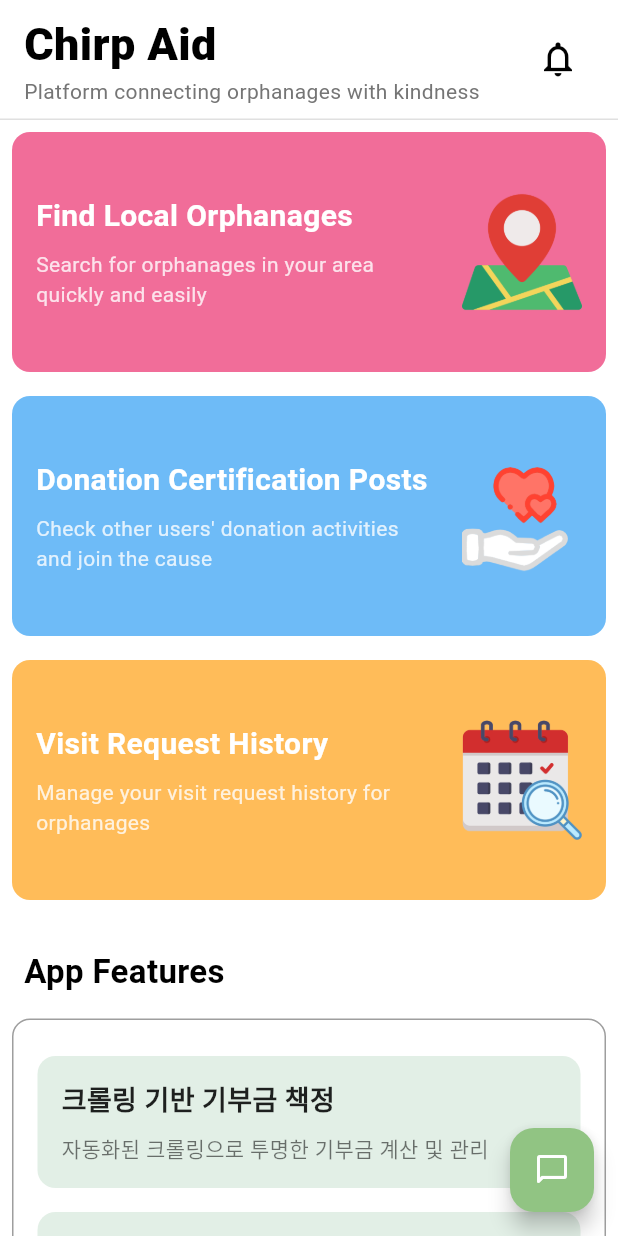
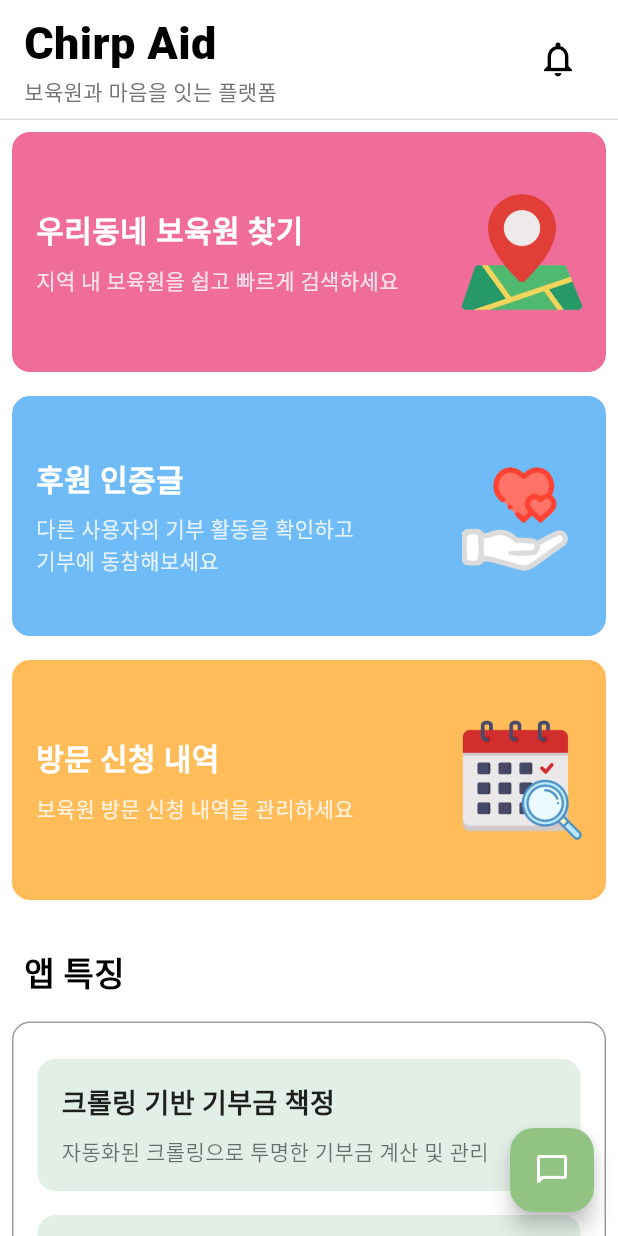
Before and after one commit to Chirp-Aid/chrip_aid_Front_ver2, a Flutter app: the UserHomeScreen screen opened directly, on a phone screen of 412 x 824 dp. Run offline on Flutter 3.47's test engine with Material 3 defaults, Android fonts, the light colour scheme and no system bars; our stand-ins replace card_swiper, dio, firebase_core, firebase_messaging, flutter_dotenv, flutter_local_notifications and 13 more; missing offline and left inert: android_intent_plus, aws_s3_upload, flutter_sliding_up_panel, google_api_headers, google_geocoding, google_maps_flutter_android and 3 more; accounts and stored records are empty; generated files the repository leaves out were written again; network calls fail.

Commit message:
Revert "✨영문 설정 및 이미지 추가"
This reverts commit 2c3e2ec89c3aa61e0303bb46abaf4424956ad657.

```diff
--- a/lib/common/component/custom_app_bar.dart
+++ b/lib/common/component/custom_app_bar.dart
@@ -37,7 +37,7 @@ class CustomAppBar extends ConsumerWidget {
                 ),
               ),
               Text(
-                "Platform connecting orphanages with kindness",
+                "보육원과 마음을 잇는 플랫폼",
                 style: TextStyle(
                   color: Colors.grey[600],
                   fontSize: 14.0,
--- a/lib/home/view/orphanage_home_screen.dart
+++ b/lib/home/view/orphanage_home_screen.dart
@@ -36,8 +36,8 @@ class OrphanageHomeScreen extends TabScreen {
                     children: [
                       const SizedBox(height: kPaddingLargeSize),
                       CustomImageCategoryCard(
-                        title: "Orphanage Management",
-                        subtitle: "Manage orphanage reservations and donation information",
+                        title: "보육원 관리",
+                        subtitle: "보육원의 예약 및 후원 정보를 관리하세요",
                         imagePath: "assets/image/pin.png", // 아이콘 경로
                         backgroundColor: Colors.green.withOpacity(0.65), // 배경색
                         textColor: Colors.white,
@@ -47,8 +47,8 @@ class OrphanageHomeScreen extends TabScreen {
                       ),
                       const SizedBox(height: kPaddingMiddleSize),
                       CustomImageCategoryCard(
-                        title: "Donation Certification Management",
-                        subtitle: "Manage donation certification posts of the orphanage",
+                        title: "후원 인증글 관리",
+                        subtitle: "보육원의 후원 인증글을 관리하세요",
                         imagePath: "assets/image/giving.png", // 아이콘 경로
                         backgroundColor: Colors.blue.withOpacity(0.65), // 배경색
                         textColor: Colors.white,
@@ -58,8 +58,8 @@ class OrphanageHomeScreen extends TabScreen {
                       ),
                       const SizedBox(height: kPaddingMiddleSize),
                       CustomImageCategoryCard(
-                        title: "Visit Request Management",
-                        subtitle: "Manage visit request history for the orphanage",
+                        title: "방문 신청 관리",
+                        subtitle: "보육원 방문 신청 내역을 관리하세요",
                         imagePath: "assets/image/calendar.png", // 아이콘 경로
                         backgroundColor: Colors.orange.withOpacity(0.65), // 배경색
                         textColor: Colors.white,
@@ -71,7 +71,7 @@ class OrphanageHomeScreen extends TabScreen {
                       const Padding(
                         padding: EdgeInsets.symmetric(horizontal: 8.0),
                         child: Text(
-                          "App Features",
+                          "앱 특징",
                           style: TextStyle(
                             fontSize: 22.0,
                             fontWeight: FontWeight.bold,
@@ -95,15 +95,15 @@ class OrphanageHomeScreen extends TabScreen {
                           child: Column(
                             children: [
                               CustomDescriptionCard(
-                                title: "Efficient Reservation Management",
-                                description: "Easily view and manage orphanage reservation history",
+                                title: "효율적인 예약 관리",
+                                description: "보육원 예약 내역을 간편하게 확인하고 관리하세요",
                                 onTap: () {
                                   print("첫 번째 설명 클릭됨");
                                 },
                               ),
                               CustomDescriptionCard(
-                                title: "Transparent Donation Certification",
-                                description: "Manage donation certifications transparently and communicate with users",
+                                title: "투명한 후원 인증",
+                                description: "투명하게 후원 인증을 관리하고 사용자와 소통하세요",
                                 onTap: () {
                                   print("두 번째 설명 클릭됨");
                                 },
--- a/lib/home/view/user_home_screen.dart
+++ b/lib/home/view/user_home_screen.dart
@@ -33,8 +33,8 @@ class UserHomeScreen extends TabScreen {
                     crossAxisAlignment: CrossAxisAlignment.start, // 앱 특징 왼쪽 정렬
                     children: [
                       CustomImageCategoryCard(
-                        title: "Find Local Orphanages",
-                        subtitle: "Search for orphanages in your area quickly and easily",
+                        title: "우리동네 보육원 찾기",
+                        subtitle: "지역 내 보육원을 쉽고 빠르게 검색하세요",
                         imagePath: "assets/image/pin.png", // 아이콘 경로
                         backgroundColor: Colors.pink.withOpacity(0.65), // 배경색
                         textColor: Colors.white,
@@ -44,8 +44,8 @@ class UserHomeScreen extends TabScreen {
                       ),
                       const SizedBox(height: kPaddingMiddleSize),
                       CustomImageCategoryCard(
-                        title: "Donation Certification Posts",
-                        subtitle: "Check other users' donation activities\nand join the cause",
+                        title: "후원 인증글",
+                        subtitle: "다른 사용자의 기부 활동을 확인하고\n기부에 동참해보세요",
                         imagePath: "assets/image/giving.png", // 아이콘 경로
                         backgroundColor: Colors.blue.withOpacity(0.65), // 배경색
                         textColor: Colors.white,
@@ -55,8 +55,8 @@ class UserHomeScreen extends TabScreen {
                       ),
                       const SizedBox(height: kPaddingMiddleSize),
                       CustomImageCategoryCard(
-                        title: "Visit Request History",
-                        subtitle: "Manage your visit request history for orphanages",
+                        title: "방문 신청 내역",
+                        subtitle: "보육원 방문 신청 내역을 관리하세요",
                         imagePath: "assets/image/calendar.png", // 아이콘 경로
                         backgroundColor: Colors.orange.withOpacity(0.65), // 배경색
                         textColor: Colors.white,
@@ -69,7 +69,7 @@ class UserHomeScreen extends TabScreen {
                       const Padding(
                         padding: EdgeInsets.symmetric(horizontal: 8.0),
                         child: Text(
-                          "App Features",
+                          "앱 특징",
                           style: TextStyle(
                             fontSize: 22.0,
                             fontWeight: FontWeight.bold,
--- a/lib/orphanage/view/orphanage_map_screen.dart
+++ b/lib/orphanage/view/orphanage_map_screen.dart
@@ -164,7 +164,7 @@ class _SlidingUpPanel extends ConsumerWidget {
   Widget build(BuildContext context, WidgetRef ref) {
     final viewModel = ref.watch(orphanageSearchViewModelProvider);
     return SlidingUpPanelWidget(
-      anchor: 0.48,
+      anchor: 0.43,
       elevation: 8.0,
       controlHeight: kPaddingSmallSize + kPaddingLargeSize + 5,
       panelController: viewModel.panelController,
--- a/lib/root_tab/viewmodel/root_tab_viewmodel.dart
+++ b/lib/root_tab/viewmodel/root_tab_viewmodel.dart
@@ -28,24 +28,24 @@ class RootTabViewModel {
     switch (authorityState.value!) {
       case AuthorityType.user:
         return const [
-          TabInfo(UserHomeScreen(), icon: Icons.home, label: 'Home'),
-          TabInfo(OrphanageMapScreen(), icon: Icons.map, label: 'Search'),
-          TabInfo(UserPostScreen(), icon: Icons.volunteer_activism, label: 'Posts'),
-          TabInfo(UserReservationScreen(), icon: Icons.history, label: 'History'),
-          TabInfo(UserInfoScreen(), icon: Icons.person, label: 'Profile'),
+          TabInfo(UserHomeScreen(), icon: Icons.home, label: '메인페이지'),
+          TabInfo(OrphanageMapScreen(), icon: Icons.map, label: '보육원 검색'),
+          TabInfo(UserPostScreen(), icon: Icons.volunteer_activism, label: '인증글 확인'),
+          TabInfo(UserReservationScreen(), icon: Icons.history, label: '신청 내역'),
+          TabInfo(UserInfoScreen(), icon: Icons.person, label: '마이페이지'),
         ];
       case AuthorityType.orphanage:
         return const [
-          TabInfo(OrphanageHomeScreen(), icon: Icons.home, label: 'Home'),
-          TabInfo(OrphanageManagementScreen(), icon: Icons.map, label: 'Manage'),
-          TabInfo(OrphanagePostScreen(), icon: Icons.volunteer_activism, label: 'Posts'),
-          TabInfo(OrphanageReservationScreen(), icon: Icons.history, label: 'Requests'),
-          TabInfo(OrphanageMemberInfoScreen(), icon: Icons.person, label: 'Profile'),
+          TabInfo(OrphanageHomeScreen(), icon: Icons.home, label: '메인페이지'),
+          TabInfo(OrphanageManagementScreen(), icon: Icons.map, label: '보육원 관리'),
+          TabInfo(OrphanagePostScreen(), icon: Icons.volunteer_activism, label: '인증글 작성'),
+          TabInfo(OrphanageReservationScreen(), icon: Icons.history, label: '신청 관리'),
+          TabInfo(OrphanageMemberInfoScreen(), icon: Icons.person, label: '마이페이지'),
         ];
       case AuthorityType.admin:
         return const [
-          TabInfo(AdminHomeScreen(), icon: Icons.home, label: 'Settings'),
-          TabInfo(UserInfoScreen(), icon: Icons.person, label: 'Profile'),
+          TabInfo(AdminHomeScreen(), icon: Icons.home, label: '예약 설정'),
+          TabInfo(UserInfoScreen(), icon: Icons.person, label: '마이페이지'),
         ];
     }
   }
```
Also changed, not shown: assets/image/account.png (deleted), assets/image/posts.png (deleted), assets/image/reports.png (deleted).
